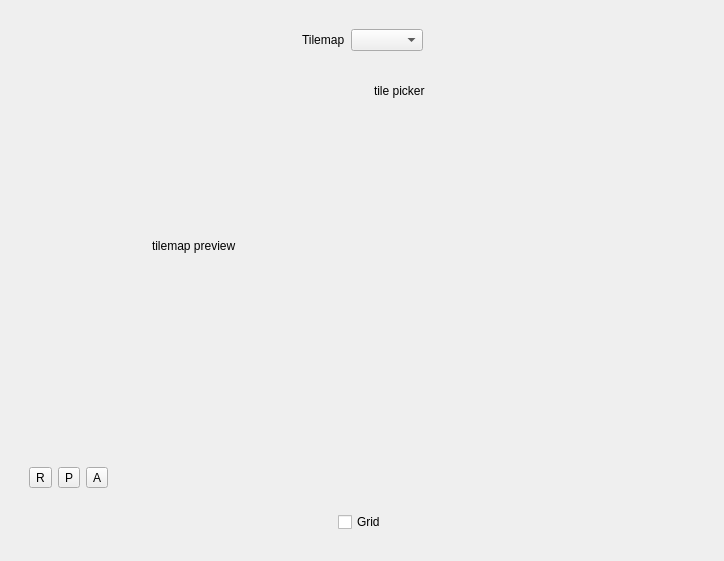
First picture: the form in libtales-qt/talesqttilemapeditorwidget.ui, repository suppertails66/tales, before the edit.
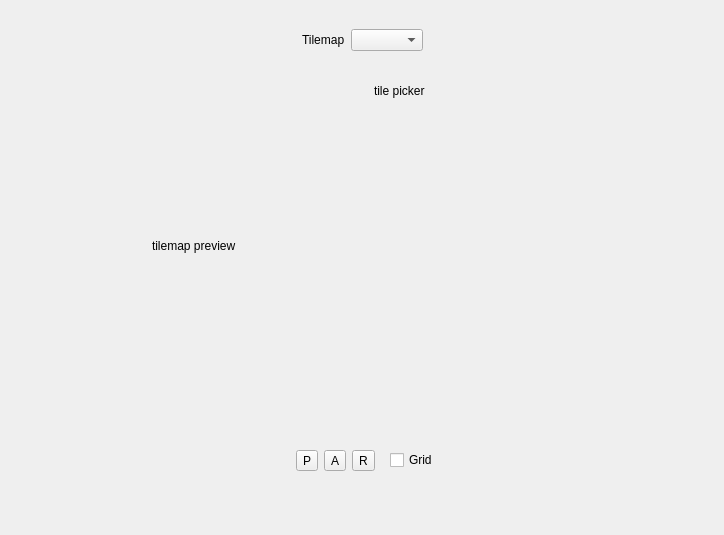
Second picture: the form after the edit. Icons and pictures are not drawn. Custom widgets are drawn as their Qt base class.

Commit message: Add tilemap editors icons to interface

The edit to the form file:
```diff
--- a/libtales-qt/talesqttilemapeditorwidget.ui
+++ b/libtales-qt/talesqttilemapeditorwidget.ui
@@ -22,7 +22,7 @@
      <property name="sizeHint" stdset="0">
       <size>
        <width>20</width>
-       <height>1</height>
+       <height>13</height>
       </size>
      </property>
     </spacer>
@@ -245,15 +245,13 @@
            </layout>
           </item>
           <item>
-           <layout class="QHBoxLayout" name="horizontalLayout_4">
+           <widget class="QWidget" name="widget_3" native="true">
+            <layout class="QHBoxLayout" name="horizontalLayout_7">
             <item>
-             <spacer name="horizontalSpacer_3">
+              <spacer name="horizontalSpacer_10">
               <property name="orientation">
                <enum>Qt::Horizontal</enum>
               </property>
-              <property name="sizeType">
-               <enum>QSizePolicy::Expanding</enum>
-              </property>
               <property name="sizeHint" stdset="0">
                <size>
                 <width>40</width>
@@ -261,41 +259,10 @@
                </size>
               </property>
              </spacer>
-            </item>
-            <item>
-             <widget class="SubtileEditorWidget" name="subtileEditorWidget" native="true"/>
-            </item>
-            <item>
-             <spacer name="horizontalSpacer_4">
-              <property name="orientation">
-               <enum>Qt::Horizontal</enum>
-              </property>
-              <property name="sizeType">
-               <enum>QSizePolicy::Expanding</enum>
-              </property>
-              <property name="sizeHint" stdset="0">
-               <size>
-                <width>40</width>
-                <height>20</height>
-               </size>
-              </property>
-             </spacer>
-            </item>
-           </layout>
           </item>
           <item>
            <widget class="QWidget" name="widget_7" native="true">
             <layout class="QHBoxLayout" name="horizontalLayout_9">
-             <item>
-              <widget class="QToolButton" name="regularButton">
-               <property name="text">
-                <string>R</string>
-               </property>
-               <property name="checkable">
-                <bool>true</bool>
-               </property>
-              </widget>
-             </item>
              <item>
               <widget class="QToolButton" name="pencilButton">
                <property name="text">
@@ -317,36 +284,21 @@
               </widget>
              </item>
              <item>
-              <spacer name="horizontalSpacer_13">
-               <property name="orientation">
-                <enum>Qt::Horizontal</enum>
-               </property>
-               <property name="sizeHint" stdset="0">
-                <size>
-                 <width>40</width>
-                 <height>20</height>
-                </size>
-               </property>
-              </spacer>
+                 <widget class="QToolButton" name="regularButton">
+                  <property name="text">
+                   <string>R</string>
+                  </property>
+                  <property name="icon">
+                   <iconset resource="resources.qrc">
+                    <normaloff>:/resources/detailsicon.png</normaloff>:/resources/detailsicon.png</iconset>
+                  </property>
+                  <property name="checkable">
+                   <bool>true</bool>
+                  </property>
+                 </widget>
              </item>
             </layout>
            </widget>
-          </item>
-          <item>
-           <widget class="QWidget" name="widget_3" native="true">
-            <layout class="QHBoxLayout" name="horizontalLayout_7">
-             <item>
-              <spacer name="horizontalSpacer_10">
-               <property name="orientation">
-                <enum>Qt::Horizontal</enum>
-               </property>
-               <property name="sizeHint" stdset="0">
-                <size>
-                 <width>40</width>
-                 <height>20</height>
-                </size>
-               </property>
-              </spacer>
              </item>
              <item>
               <widget class="QCheckBox" name="gridCheckBox">
@@ -371,6 +323,45 @@
             </layout>
            </widget>
           </item>
+          <item>
+           <layout class="QHBoxLayout" name="horizontalLayout_4">
+            <item>
+             <spacer name="horizontalSpacer_3">
+              <property name="orientation">
+               <enum>Qt::Horizontal</enum>
+              </property>
+              <property name="sizeType">
+               <enum>QSizePolicy::Expanding</enum>
+              </property>
+              <property name="sizeHint" stdset="0">
+               <size>
+                <width>40</width>
+                <height>20</height>
+               </size>
+              </property>
+             </spacer>
+            </item>
+            <item>
+             <widget class="SubtileEditorWidget" name="subtileEditorWidget" native="true"/>
+            </item>
+            <item>
+             <spacer name="horizontalSpacer_4">
+              <property name="orientation">
+               <enum>Qt::Horizontal</enum>
+              </property>
+              <property name="sizeType">
+               <enum>QSizePolicy::Expanding</enum>
+              </property>
+              <property name="sizeHint" stdset="0">
+               <size>
+                <width>40</width>
+                <height>20</height>
+               </size>
+              </property>
+             </spacer>
+            </item>
+           </layout>
+          </item>
          </layout>
         </item>
        </layout>
@@ -399,7 +390,7 @@
      <property name="sizeHint" stdset="0">
       <size>
        <width>20</width>
-       <height>0</height>
+       <height>14</height>
       </size>
      </property>
     </spacer>
```
Left out of the diff: 12 changed lines with no effect on the pictures. Lines whose indentation alone changed are shown as unchanged. The commit also changes 3 other files.
